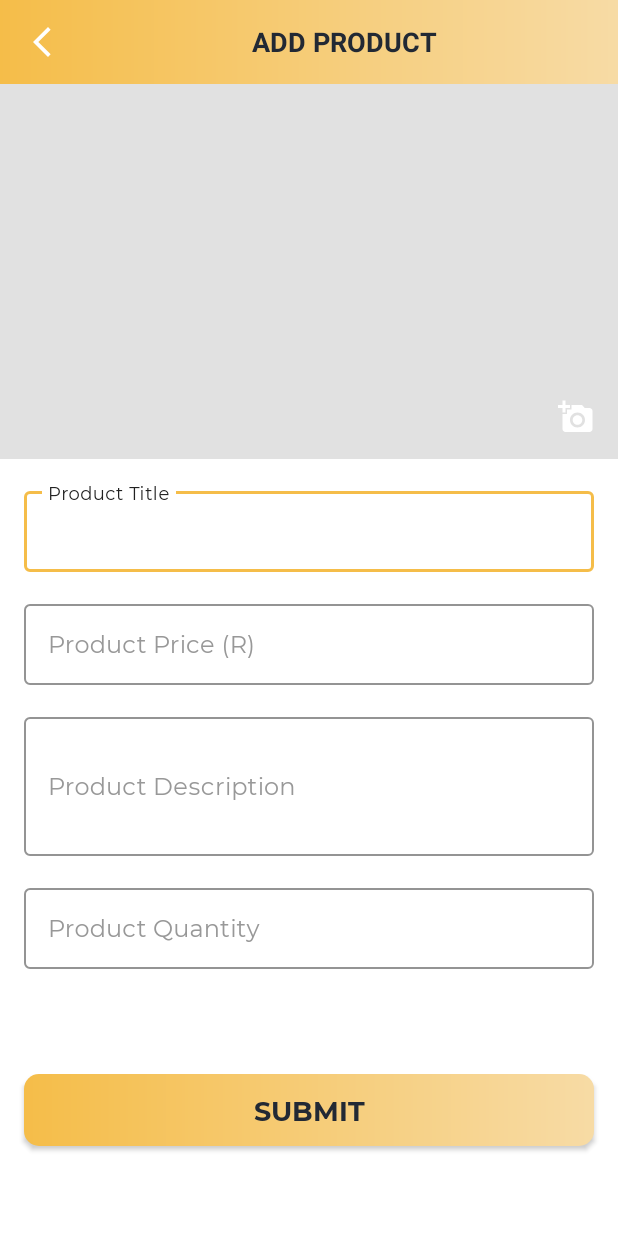
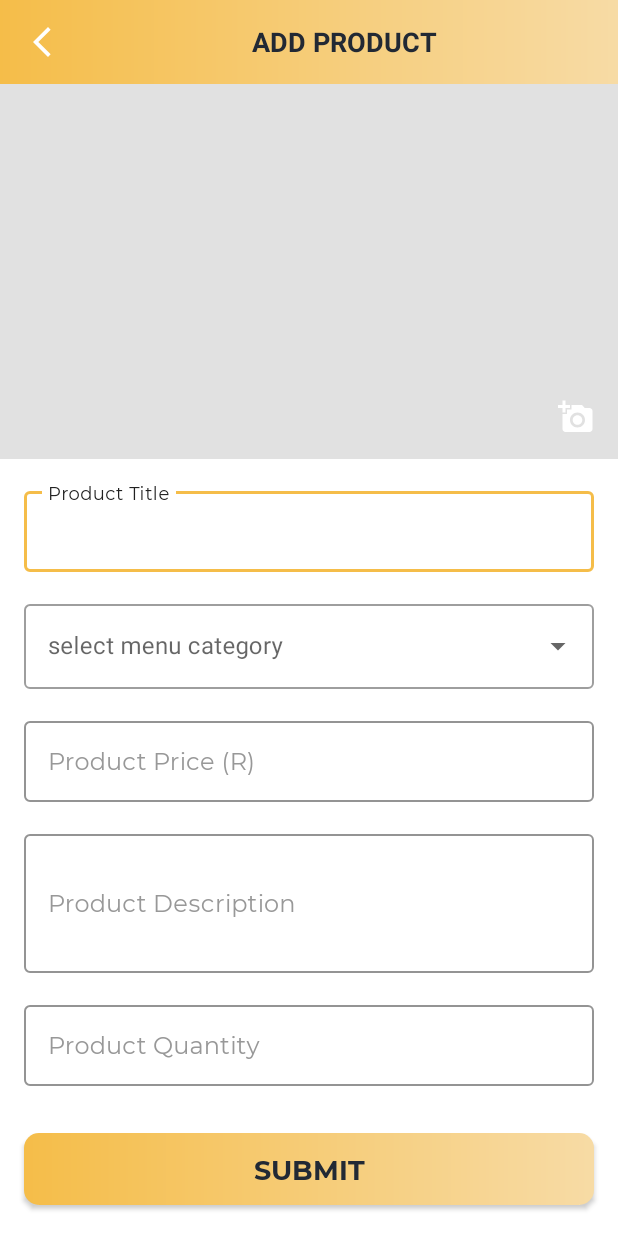
Before and after one commit to makaota/Mamma_Ms_Kitchen_Manager, an Android app: the AddMenuActivity screen opened directly, with no data from a screen before it, after a tap on "image", on a phone screen of 412 x 824 dp. Run offline under Robolectric (Android 15) with nearby library versions, the phone set to English and light mode, and no system bars; libraries missing offline, so code that uses them is left out: com.shashank.sony; 1 statement that could not run was skipped.

Commit message:
Menu By Category Added

```diff
--- a/app/src/main/java/com/makaota/mammamskitchenmanager/models/Product.kt
+++ b/app/src/main/java/com/makaota/mammamskitchenmanager/models/Product.kt
@@ -12,6 +12,7 @@ data class Product(
     val user_id: String = "",
     val user_name: String = "",
     val title: String = "",
+    val category: String = "",
     val price: String = "",
     val description: String = "",
     val stock_quantity: String = "",
--- a/app/src/main/java/com/makaota/mammamskitchenmanager/ui/activities/AddMenuActivity.kt
+++ b/app/src/main/java/com/makaota/mammamskitchenmanager/ui/activities/AddMenuActivity.kt
@@ -11,6 +11,7 @@ import android.os.Bundle
 import android.text.TextUtils
 import android.util.Log
 import android.view.View
+import android.widget.ArrayAdapter
 import android.widget.Toast
 import androidx.core.app.ActivityCompat
 import androidx.core.content.ContextCompat
@@ -24,6 +25,7 @@ import java.io.IOException
 
 class AddMenuActivity : BaseActivity(), View.OnClickListener {
 
+    private lateinit var selectedCategoryItem: String
     lateinit var binding: ActivityAddMenuBinding
     private var mSelectedImageFileUri: Uri? = null
     private var mProductImageURL: String = ""
@@ -50,6 +52,8 @@ class AddMenuActivity : BaseActivity(), View.OnClickListener {
             binding.tvTitle.text = "EDIT PRODUCT"
 
             binding.etProductTitle.setText(mProductDetails!!.title)
+            binding.actvMenuCategory.setText(mProductDetails!!.category)
+            binding.menu.isEnabled = false
             binding.etProductPrice.setText(mProductDetails!!.price)
             binding.etProductDescription.setText(mProductDetails!!.description)
             binding.etProductQuantity.setText(mProductDetails!!.stock_quantity)
@@ -59,12 +63,26 @@ class AddMenuActivity : BaseActivity(), View.OnClickListener {
 
         }
 
-
-
-
         binding.ivAddUpdateProduct.setOnClickListener(this)
         binding.btnSubmit.setOnClickListener(this)
         binding.btnUpdate.setOnClickListener(this)
+
+        // List of Menu category to be selected
+        val menuCategory = listOf(
+            Constants.SCAMBANE, Constants.CHIPS, Constants.RUSSIAN, Constants.ADDITIONAL_MEALS,
+            Constants.DRINKS
+        )
+
+        val adapter = ArrayAdapter(this, R.layout.category_list_items, menuCategory)
+        val autoCompleteTextView = binding.actvMenuCategory
+
+        autoCompleteTextView.setAdapter(adapter)
+
+        autoCompleteTextView.setOnItemClickListener { parent, view, position, l ->
+
+            selectedCategoryItem = parent.getItemAtPosition(position).toString()
+
+        }
 
     }
 
@@ -156,7 +174,6 @@ class AddMenuActivity : BaseActivity(), View.OnClickListener {
             }
         }
     }
-
     /**
      * A function to validate the product details.
      */
@@ -172,6 +189,12 @@ class AddMenuActivity : BaseActivity(), View.OnClickListener {
                 showErrorSnackBar(resources.getString(R.string.err_msg_enter_product_title), true)
                 false
             }
+
+            TextUtils.isEmpty(binding.actvMenuCategory.text.toString().trim { it <= ' ' }) -> {
+                showErrorSnackBar(resources.getString(R.string.err_msg_enter_product_category), true)
+                false
+            }
+
 
             TextUtils.isEmpty(binding.etProductPrice.text.toString().trim { it <= ' ' }) -> {
                 showErrorSnackBar(resources.getString(R.string.err_msg_enter_product_price), true)
@@ -290,6 +313,7 @@ class AddMenuActivity : BaseActivity(), View.OnClickListener {
             user_id = FirestoreClass().getCurrentUserId(),
             user_name = username,
             title = binding.etProductTitle.text.toString().trim { it <= ' ' },
+            category = selectedCategoryItem,
             price = binding.etProductPrice.text.toString().trim { it <= ' ' },
             description = binding.etProductDescription.text.toString().trim { it <= ' ' },
             stock_quantity = binding.etProductQuantity.text.toString().trim{ it <= ' '},
--- a/app/src/main/java/com/makaota/mammamskitchenmanager/utils/Constants.kt
+++ b/app/src/main/java/com/makaota/mammamskitchenmanager/utils/Constants.kt
@@ -23,6 +23,15 @@ object Constants {
 
     const val ORDER_STATUS: String = "orderStatus"
 
+
+    //menu categories
+    const val ADDITIONAL_MEALS: String = "ADDITIONAL MEALS"
+    const val SCAMBANE: String = "SCAMBANE"
+    const val CHIPS: String = "CHIPS"
+    const val RUSSIAN: String= "RUSSIAN"
+    const val DRINKS: String = "DRINKS"
+
+
     const val PLATTERS: String = "platters"
     const val PIZZA: String = "pizza"
     const val PASTA: String = "pasta"
@@ -37,7 +46,7 @@ object Constants {
     const val ROLLS: String = "rolls"
     const val SIDES: String = "sides"
     const val SALADS: String = "salads"
-    const val DRINKS: String = "drinks"
+
 
     // Product Constants
 
--- a/app/src/main/res/layout/activity_add_menu.xml
+++ b/app/src/main/res/layout/activity_add_menu.xml
@@ -96,6 +96,28 @@
             </com.google.android.material.textfield.TextInputLayout>
 
             <com.google.android.material.textfield.TextInputLayout
+                android:id="@+id/menu"
+                style="@style/Widget.MaterialComponents.TextInputLayout.OutlinedBox.ExposedDropdownMenu"
+                android:layout_width="match_parent"
+                android:layout_height="wrap_content"
+                android:layout_marginStart="16dp"
+                android:layout_marginTop="16dp"
+                android:layout_marginEnd="16dp"
+                android:hint="@string/et_hint_menu_category"
+                app:layout_constraintEnd_toEndOf="parent"
+                app:layout_constraintStart_toStartOf="parent"
+                app:layout_constraintTop_toBottomOf="@id/til_product_title">
+
+                <AutoCompleteTextView
+                    android:id="@+id/actv_menu_category"
+                    android:layout_width="match_parent"
+                    android:layout_height="wrap_content"
+                    android:inputType="none" />
+
+            </com.google.android.material.textfield.TextInputLayout>
+
+
+            <com.google.android.material.textfield.TextInputLayout
                 android:id="@+id/til_product_price"
                 style="@style/Widget.MaterialComponents.TextInputLayout.OutlinedBox"
                 app:boxStrokeColor="@color/mammaColorGoldTheme"
@@ -108,7 +130,7 @@
                 android:textColorHint="@color/colorSecondaryText"
                 app:layout_constraintEnd_toEndOf="parent"
                 app:layout_constraintStart_toStartOf="parent"
-                app:layout_constraintTop_toBottomOf="@id/til_product_title">
+                app:layout_constraintTop_toBottomOf="@id/menu">
 
                 <com.makaota.mammamskitchenmanager.utils.RAMEditText
                     android:id="@+id/et_product_price"
--- a/app/src/main/res/values/strings.xml
+++ b/app/src/main/res/values/strings.xml
@@ -88,6 +88,7 @@
 
     <string name="err_msg_select_product_image">Please select product image.</string>
     <string name="err_msg_enter_product_title">Please enter product title.</string>
+    <string name="err_msg_enter_product_category">Please enter product category.</string>
     <string name="err_msg_enter_product_price">Please enter product price.</string>
     <string name="err_msg_enter_product_description">Please enter product description.</string>
     <string name="err_msg_enter_product_quantity">Please enter product quantity.</string>
@@ -101,6 +102,8 @@
     <string name="delete_dialog_title">Delete</string>
     <string name="delete_dialog_message">Are you sure you want to delete the product?</string>
     <string name="delete_order_dialog_message">Are you sure you want to delete the order?</string>
+
+    <string name="et_hint_menu_category">select menu category</string>
 
     <string name="yes">Yes</string>
     <string name="no">No</string>
```
Also changed, not shown: app/src/main/java/com/makaota/mammamskitchenmanager/ui/activities/MyOrderDetailsActivity.kt (+24 -1 lines), app/src/main/res/layout/activity_my_order_details.xml (+11 -2 lines), app/src/main/res/layout/category_list_items.xml (added, +9 -0 lines).
